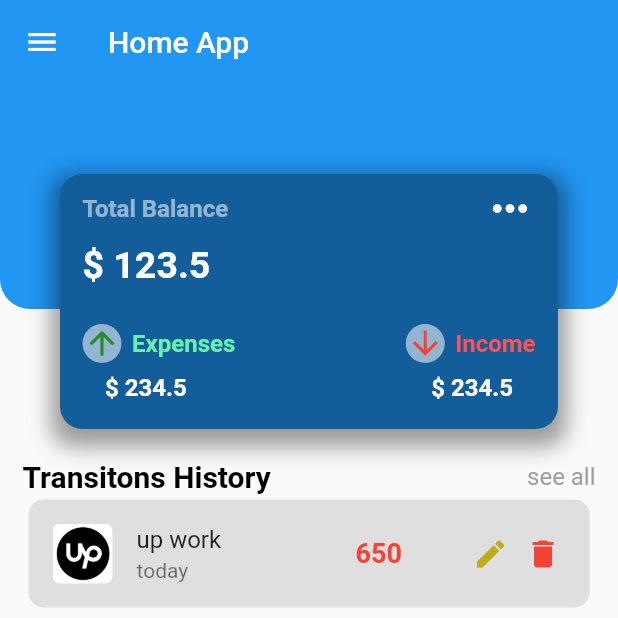
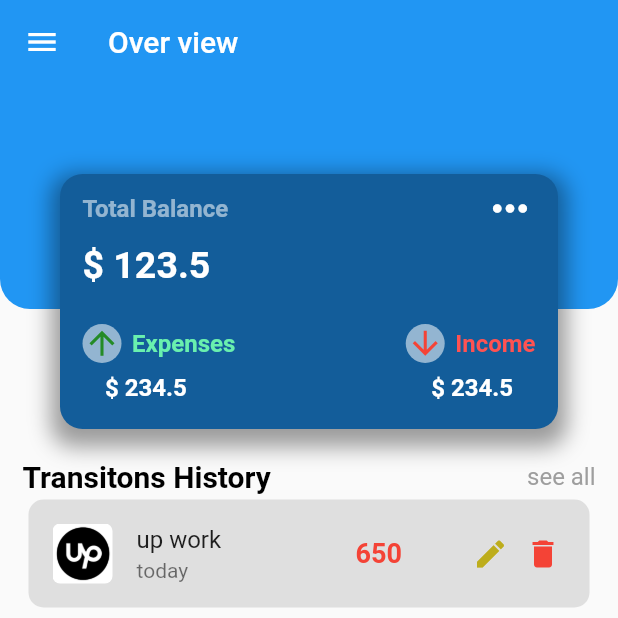
Before and after one commit to NguyenNhatHau14/team14, a Flutter app: the screen it shows after launch, in the side drawer, after a tap on "Over View", on a phone screen of 412 x 824 dp, the top half of it. Run offline on Flutter 3.47's test engine with Material 2 defaults, Android fonts, the phone set to English and light mode, and no system bars; our stand-ins replace charts_flutter, page_transition, shared_preferences, sqflite; missing offline and left inert: cupertino_modal_sheet; accounts and stored records are empty.

Commit message:
change icon IOS ,Android and change name app

```diff
--- a/flutter_demo/lib/main.dart
+++ b/flutter_demo/lib/main.dart
@@ -4,11 +4,12 @@ import 'ThemeProvider.dart';
 import 'package:provider/provider.dart';
 
 void main() {
-  runApp(MultiProvider(
+  runApp(
+    MultiProvider(
       providers: [
         ChangeNotifierProvider(create: (_) => ThemeProvider()),
       ],
-      child: MyApp(),
+      child: const MyApp(),
     ),
   );
 }
@@ -18,15 +19,16 @@ class MyApp extends StatelessWidget {
 
   @override
   Widget build(BuildContext context) {
-     final themeProvider = Provider.of<ThemeProvider>(context);
+    final themeProvider = Provider.of<ThemeProvider>(context);
     return MaterialApp(
       debugShowCheckedModeBanner: false,
-      title: 'Drawer Navigation',
-       theme: ThemeData(
+      title: 'HLP Wallet',
+      theme: ThemeData(
         primarySwatch: Colors.blue,
-        brightness: themeProvider.isDarkMode ? Brightness.dark : Brightness.light,
+        brightness:
+            themeProvider.isDarkMode ? Brightness.dark : Brightness.light,
       ),
-      home: HomeApp(),
+      home: const HomeApp(),
     );
   }
 }
--- a/flutter_demo/lib/src/pages/home_app.dart
+++ b/flutter_demo/lib/src/pages/home_app.dart
@@ -61,7 +61,7 @@ class _HomeAppState extends State<HomeApp> {
   Widget build(BuildContext context) {
     return Scaffold(
       appBar: AppBar(
-        title: const Text('Home App'),
+        title: const Text('Over view'),
         elevation: 0,
       ),
       drawer: const MenuApp(),
```
Also changed, not shown: 8 other files.
